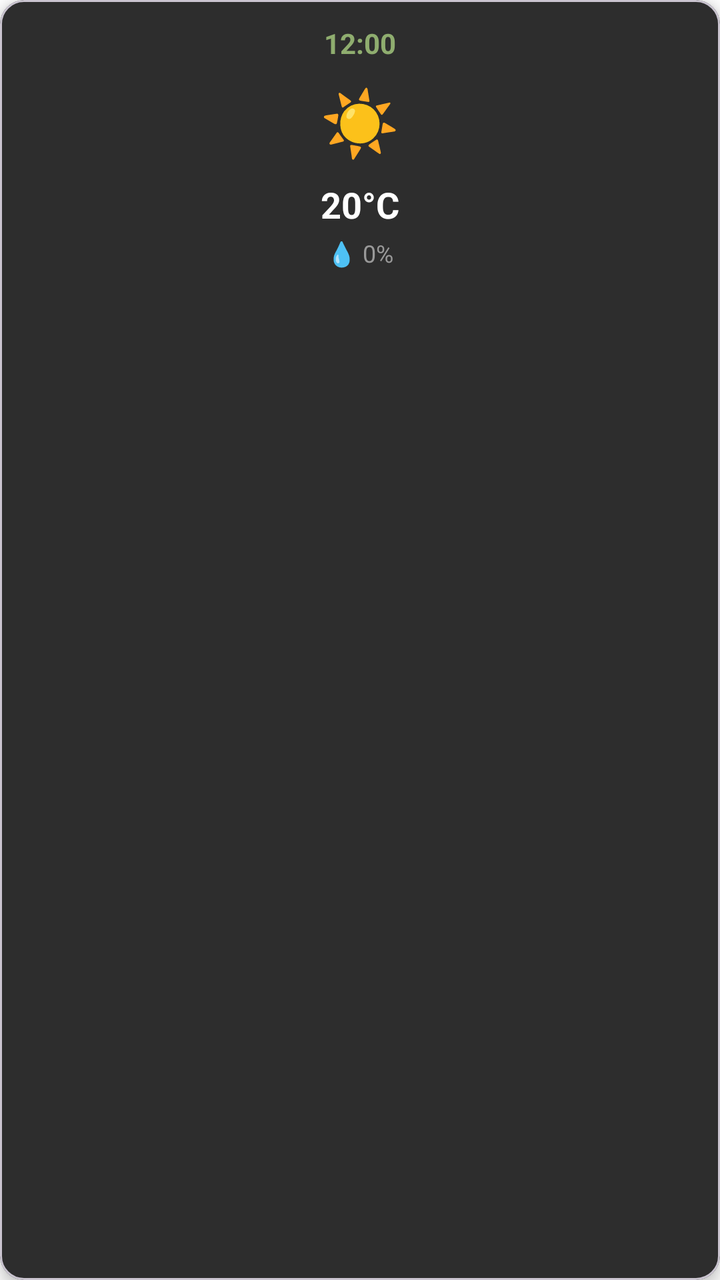
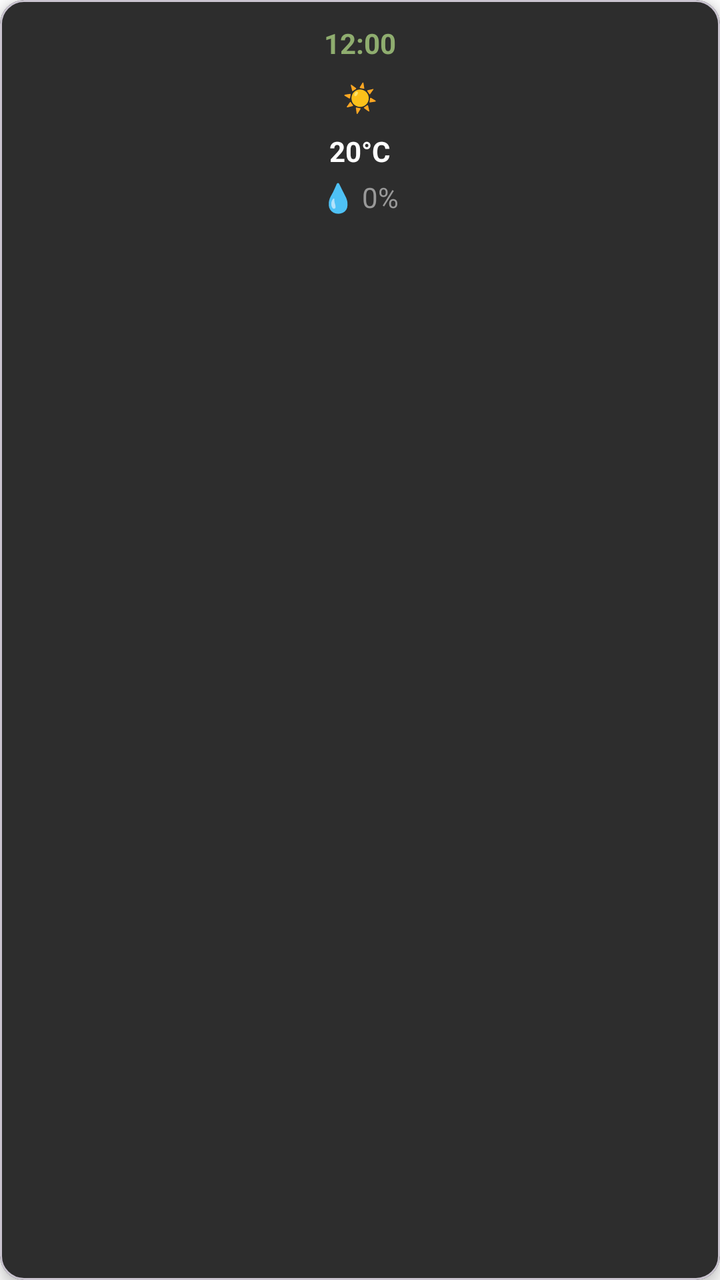

Before-and-after screenshots of an Android layout around one commit, followed by the original layout XML and the change that was made.
<!-- AndroidManifest.xml: application theme Theme.HundeWildnis -->
<!-- res/layout/item_forecast.xml -->
<?xml version="1.0" encoding="utf-8"?>
<com.google.android.material.card.MaterialCardView xmlns:android="http://schemas.android.com/apk/res/android"
    xmlns:app="http://schemas.android.com/apk/res-auto"
    android:layout_width="120dp"
    android:layout_height="wrap_content"
    android:layout_margin="4dp"
    app:cardBackgroundColor="#2d2d2d"
    app:cardCornerRadius="12dp"
    app:cardElevation="4dp">

    <LinearLayout
        android:layout_width="match_parent"
        android:layout_height="wrap_content"
        android:orientation="vertical"
        android:padding="12dp"
        android:gravity="center">

        <TextView
            android:id="@+id/timeText"
            android:layout_width="wrap_content"
            android:layout_height="wrap_content"
            android:text="12:00"
            android:textColor="#8fad6f"
            android:textSize="14sp"
            android:textStyle="bold"
            android:layout_marginBottom="8dp" />

        <TextView
            android:id="@+id/iconText"
            android:layout_width="wrap_content"
            android:layout_height="wrap_content"
            android:text="☀️"
            android:textSize="32sp"
            android:layout_marginBottom="8dp" />

        <TextView
            android:id="@+id/tempText"
            android:layout_width="wrap_content"
            android:layout_height="wrap_content"
            android:text="20°C"
            android:textColor="#FFFFFF"
            android:textSize="18sp"
            android:textStyle="bold"
            android:layout_marginBottom="4dp" />

        <TextView
            android:id="@+id/rainText"
            android:layout_width="wrap_content"
            android:layout_height="wrap_content"
            android:text="💧 0%"
            android:textColor="#999999"
            android:textSize="12sp" />
    </LinearLayout>

</com.google.android.material.card.MaterialCardView>
<!-- resources referenced by this layout -->
<resources>
  <style name="Base.Theme.HundeWildnis" parent="Theme.Material3.Light.NoActionBar">
          <item name="colorPrimary">#2d5016</item>
          <item name="colorPrimaryVariant">#1a3009</item>
          <item name="colorOnPrimary">#FFFFFF</item>
          <item name="colorSecondary">#6b8e4e</item>
          <item name="colorSecondaryVariant">#4a6135</item>
          <item name="colorOnSecondary">#000000</item>
          <item name="android:statusBarColor">?attr/colorPrimaryVariant</item>
  
          <item name="android:navigationBarColor">@android:color/transparent</item>
          <item name="android:windowLightStatusBar">true</item>
          <item name="android:windowLightNavigationBar">true</item>
          <item name="android:enforceNavigationBarContrast" tools:targetApi="q">false</item>
          <item name="android:enforceStatusBarContrast" tools:targetApi="q">false</item>
  
          
          <item name="colorAccent">#2d5016</item>
          <item name="android:textColorPrimary">#000000</item>
  
          
          <item name="materialAlertDialogTheme">@style/AlertDialogTheme</item>
  
          
          <item name="actionMenuTextColor">#FFFFFF</item>
  
          
          <item name="android:windowBackground">#FFFFFF</item>
          <item name="android:colorBackground">#FFFFFF</item>
      </style>
  <style name="AlertDialogTheme" parent="ThemeOverlay.Material3.MaterialAlertDialog">
          
          <item name="colorSurface">#FFFFFF</item>
  
          
          <item name="colorOnSurface">#000000</item>
          <item name="android:textColorPrimary">#000000</item>
  
          
          <item name="buttonBarPositiveButtonStyle">@style/DialogButtonStyle.Light</item>
          <item name="buttonBarNegativeButtonStyle">@style/DialogButtonStyle.Light</item>
          <item name="buttonBarNeutralButtonStyle">@style/DialogButtonStyle.Light</item>
      </style>
  <style name="DialogButtonStyle.Light" parent="Widget.Material3.Button.TextButton.Dialog">
          
          <item name="android:textColor">#2d5016</item>
  
          
          <item name="backgroundTint">@android:color/transparent</item>
  
          
          <item name="rippleColor">#332d5016</item>
      </style>
  <!-- unchanged entries left out for length: 1 -->
</resources>

<!-- the commit's change to res/layout/item_forecast.xml (unified diff, before → after) -->
@@ -21,7 +21,7 @@
             android:layout_height="wrap_content"
             android:text="12:00"
             android:textColor="#8fad6f"
-            android:textSize="14sp"
+            android:textSize="@dimen/text_body_medium"
             android:textStyle="bold"
             android:layout_marginBottom="8dp" />
 
@@ -30,7 +30,7 @@
             android:layout_width="wrap_content"
             android:layout_height="wrap_content"
             android:text="☀️"
-            android:textSize="32sp"
+            android:textSize="@dimen/text_body_medium"
             android:layout_marginBottom="8dp" />
 
         <TextView
@@ -39,7 +39,7 @@
             android:layout_height="wrap_content"
             android:text="20°C"
             android:textColor="#FFFFFF"
-            android:textSize="18sp"
+            android:textSize="@dimen/text_body_medium"
             android:textStyle="bold"
             android:layout_marginBottom="4dp" />
 
@@ -49,7 +49,7 @@
             android:layout_height="wrap_content"
             android:text="💧 0%"
             android:textColor="#999999"
-            android:textSize="12sp" />
+            android:textSize="@dimen/text_body_medium" />
     </LinearLayout>
 
 </com.google.android.material.card.MaterialCardView>
<!-- resource entries referenced after the edit -->
@@ -1,17 +1,21 @@
 <!-- resources referenced by this layout -->
 <resources>
+  <dimen name="text_body_medium">14sp</dimen>
   <style name="Base.Theme.HundeWildnis" parent="Theme.Material3.Light.NoActionBar">
+          
+          <item name="materialButtonStyle">@style/Widget.App.Button</item>
+  
           <item name="colorPrimary">#2d5016</item>
           <item name="colorPrimaryVariant">#1a3009</item>
           <item name="colorOnPrimary">#FFFFFF</item>
           <item name="colorSecondary">#6b8e4e</item>
           <item name="colorSecondaryVariant">#4a6135</item>
           <item name="colorOnSecondary">#000000</item>
-          <item name="android:statusBarColor">?attr/colorPrimaryVariant</item>
-  
+          <item name="android:statusBarColor">@android:color/transparent</item>
           <item name="android:navigationBarColor">@android:color/transparent</item>
+          <item name="android:windowDrawsSystemBarBackgrounds">true</item>
           <item name="android:windowLightStatusBar">true</item>
-          <item name="android:windowLightNavigationBar">true</item>
+          <item name="android:windowLightNavigationBar" tools:targetApi="27">true</item>
           <item name="android:enforceNavigationBarContrast" tools:targetApi="q">false</item>
           <item name="android:enforceStatusBarContrast" tools:targetApi="q">false</item>
   
@@ -21,13 +25,26 @@
   
           
           <item name="materialAlertDialogTheme">@style/AlertDialogTheme</item>
+          <item name="alertDialogTheme">@style/AlertDialogTheme</item>
   
           
           <item name="actionMenuTextColor">#FFFFFF</item>
+          <item name="actionOverflowButtonStyle">@style/Widget.App.Overflow</item>
   
           
           <item name="android:windowBackground">#FFFFFF</item>
           <item name="android:colorBackground">#FFFFFF</item>
+      </style>
+  <style name="Widget.App.Button" parent="Widget.Material3.Button">
+          <item name="autoSizeTextType">uniform</item>
+          <item name="autoSizeMinTextSize">12sp</item>
+          <item name="autoSizeMaxTextSize">@dimen/text_button_large</item>
+          <item name="autoSizeStepGranularity">1sp</item>
+          <item name="android:maxLines">2</item>
+          <item name="android:ellipsize">end</item>
+          <item name="android:paddingStart">16dp</item>
+          <item name="android:paddingEnd">16dp</item>
+          <item name="android:minHeight">60dp</item>
       </style>
   <style name="AlertDialogTheme" parent="ThemeOverlay.Material3.MaterialAlertDialog">
           
@@ -41,10 +58,39 @@
           <item name="buttonBarPositiveButtonStyle">@style/DialogButtonStyle.Light</item>
           <item name="buttonBarNegativeButtonStyle">@style/DialogButtonStyle.Light</item>
           <item name="buttonBarNeutralButtonStyle">@style/DialogButtonStyle.Light</item>
+  
+          
+          <item name="buttonBarStyle">@style/Widget.App.ButtonBar</item>
+  
+          
+          <item name="android:buttonStyle">@style/DialogButtonStyle.Light</item>
       </style>
+  <style name="Widget.App.Overflow" parent="Widget.AppCompat.ActionButton.Overflow">
+          <item name="android:src">@drawable/ic_menu_hamburger</item>
+      </style>
+  <dimen name="text_button_large">20sp</dimen>
   <style name="DialogButtonStyle.Light" parent="Widget.Material3.Button.TextButton.Dialog">
           
           <item name="android:textColor">#2d5016</item>
+  
+          
+          <item name="android:textSize">13sp</item>
+          <item name="android:textAllCaps">false</item>
+          <item name="android:maxLines">2</item>
+          <item name="android:singleLine">false</item>
+          <item name="android:ellipsize">none</item>
+          <item name="autoSizeTextType">uniform</item>
+          <item name="autoSizeMinTextSize">10sp</item>
+          <item name="autoSizeMaxTextSize">16sp</item>
+  
+          
+          <item name="android:paddingStart">2dp</item>
+          <item name="android:paddingEnd">2dp</item>
+          <item name="android:minWidth">0dp</item>
+          <item name="android:insetLeft">0dp</item>
+          <item name="android:insetRight">0dp</item>
+          <item name="android:insetTop">0dp</item>
+          <item name="android:insetBottom">0dp</item>
   
           
           <item name="backgroundTint">@android:color/transparent</item>
@@ -52,6 +98,19 @@
           
           <item name="rippleColor">#332d5016</item>
       </style>
+  <style name="Widget.App.ButtonBar" parent="Widget.AppCompat.ButtonBar.AlertDialog">
+          <item name="android:padding">0dp</item>
+      </style>
+  <!-- drawable ic_menu_hamburger (drawable) -->
+  <vector xmlns:android="http://schemas.android.com/apk/res/android"
+      android:width="24dp"
+      android:height="24dp"
+      android:viewportWidth="24"
+      android:viewportHeight="24">
+      <path
+          android:fillColor="#FFFFFF"
+          android:pathData="M3,18h18v-2H3V18z M3,13h18v-2H3V13z M3,6v2h18V6H3z" />
+  </vector>
   <!-- unchanged entries left out for length: 1 -->
 </resources>
 
